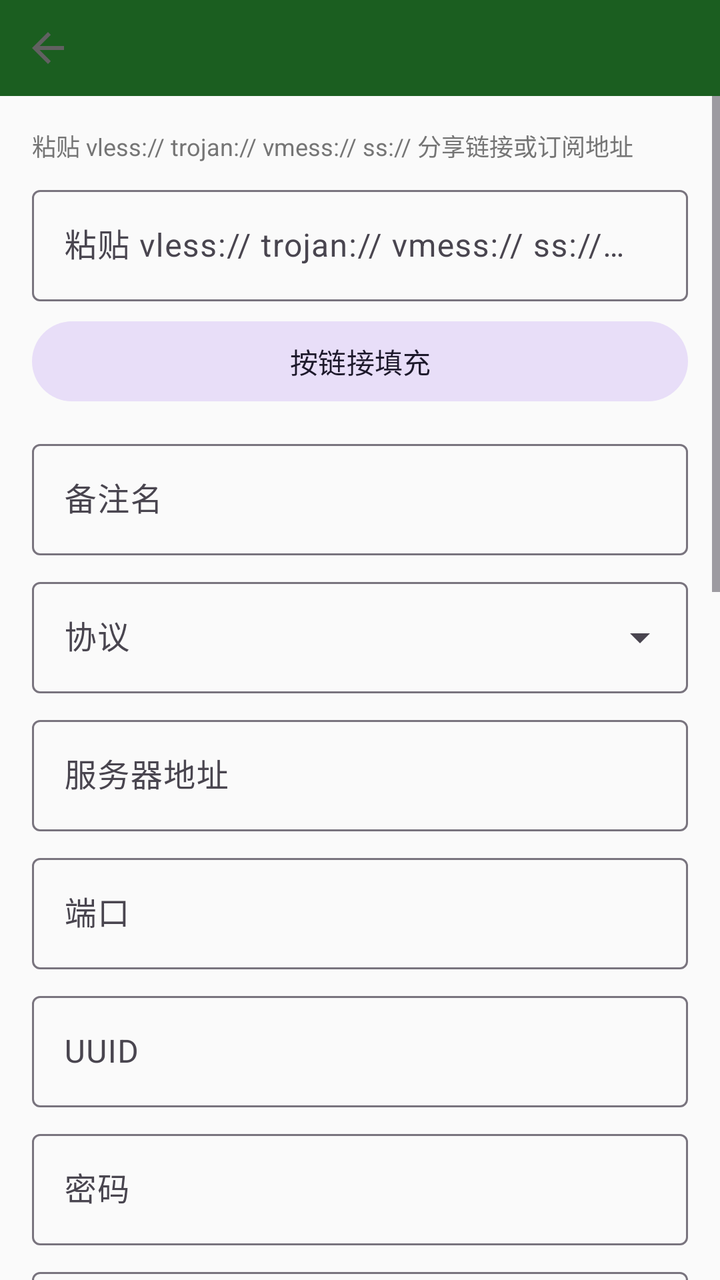
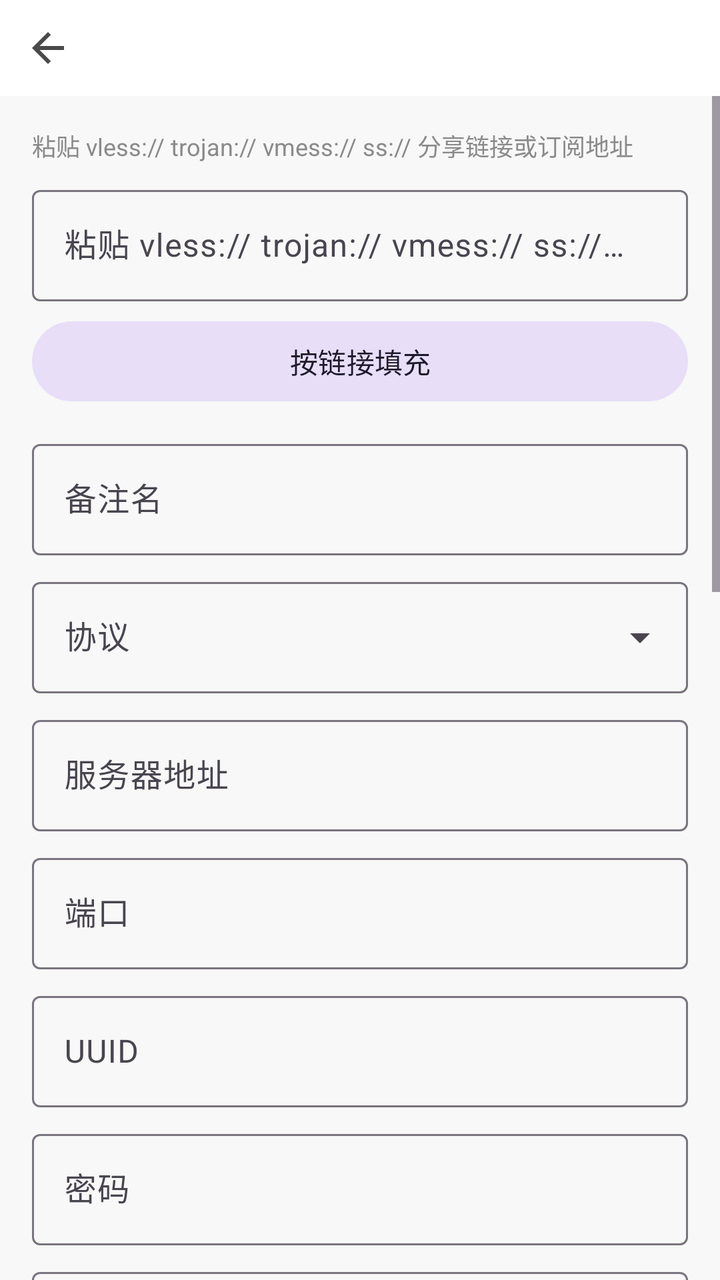

Before-and-after screenshots of an Android layout around one commit, followed by the original layout XML and the change that was made.
<!-- AndroidManifest.xml: application theme Theme.ShadowBrowser -->
<!-- res/layout/fragment_node_edit.xml -->
<?xml version="1.0" encoding="utf-8"?>
<LinearLayout xmlns:android="http://schemas.android.com/apk/res/android"
    xmlns:app="http://schemas.android.com/apk/res-auto"
    android:layout_width="match_parent"
    android:layout_height="match_parent"
    android:orientation="vertical"
    android:background="@color/bg">

    <LinearLayout
        android:layout_width="match_parent"
        android:layout_height="wrap_content"
        android:orientation="horizontal"
        android:gravity="center_vertical"
        android:background="@color/primary">

        <ImageButton
            android:id="@+id/toolbarBack"
            android:layout_width="48dp"
            android:layout_height="48dp"
            android:src="@drawable/ic_back"
            android:background="?attr/selectableItemBackgroundBorderless"
            android:contentDescription="@string/back" />

        <TextView
            android:id="@+id/toolbarTitle"
            android:layout_width="0dp"
            android:layout_height="wrap_content"
            android:layout_weight="1"
            android:textColor="#FFFFFF"
            android:textSize="16sp"
            android:padding="8dp" />
    </LinearLayout>

    <ScrollView
        android:layout_width="match_parent"
        android:layout_height="0dp"
        android:layout_weight="1"
        android:fillViewport="true">

        <LinearLayout
            android:layout_width="match_parent"
            android:layout_height="wrap_content"
            android:orientation="vertical"
            android:padding="16dp">

            <TextView
                android:layout_width="wrap_content"
                android:layout_height="wrap_content"
                android:text="@string/paste_link_hint"
                android:textColor="@color/text_secondary"
                android:textSize="12sp" />

            <com.google.android.material.textfield.TextInputLayout
                style="@style/Widget.Material3.TextInputLayout.OutlinedBox"
                android:layout_width="match_parent"
                android:layout_height="wrap_content"
                android:layout_marginTop="8dp"
                android:hint="@string/paste_link_hint">

                <com.google.android.material.textfield.TextInputEditText
                    android:id="@+id/pasteLink"
                    android:layout_width="match_parent"
                    android:layout_height="wrap_content"
                    android:inputType="textUri"
                    android:singleLine="true" />
            </com.google.android.material.textfield.TextInputLayout>

            <com.google.android.material.button.MaterialButton
                android:id="@+id/btnFillLink"
                style="@style/Widget.Material3.Button.TonalButton"
                android:layout_width="match_parent"
                android:layout_height="wrap_content"
                android:layout_marginTop="6dp"
                android:text="@string/m_fill_link" />

            <com.google.android.material.textfield.TextInputLayout
                style="@style/Widget.Material3.TextInputLayout.OutlinedBox"
                android:layout_width="match_parent"
                android:layout_height="wrap_content"
                android:layout_marginTop="12dp"
                android:hint="@string/node_remark">

                <com.google.android.material.textfield.TextInputEditText
                    android:id="@+id/etRemark"
                    android:layout_width="match_parent"
                    android:layout_height="wrap_content" />
            </com.google.android.material.textfield.TextInputLayout>

            <com.google.android.material.textfield.TextInputLayout
                style="@style/Widget.Material3.TextInputLayout.OutlinedBox.ExposedDropdownMenu"
                android:layout_width="match_parent"
                android:layout_height="wrap_content"
                android:layout_marginTop="8dp"
                android:hint="@string/node_protocol">

                <com.google.android.material.textfield.MaterialAutoCompleteTextView
                    android:id="@+id/spProtocol"
                    android:layout_width="match_parent"
                    android:layout_height="wrap_content"
                    android:inputType="none" />
            </com.google.android.material.textfield.TextInputLayout>

            <com.google.android.material.textfield.TextInputLayout
                style="@style/Widget.Material3.TextInputLayout.OutlinedBox"
                android:layout_width="match_parent"
                android:layout_height="wrap_content"
                android:layout_marginTop="8dp"
                android:hint="@string/node_address">

                <com.google.android.material.textfield.TextInputEditText
                    android:id="@+id/etAddress"
                    android:layout_width="match_parent"
                    android:layout_height="wrap_content"
                    android:inputType="textUri" />
            </com.google.android.material.textfield.TextInputLayout>

            <com.google.android.material.textfield.TextInputLayout
                style="@style/Widget.Material3.TextInputLayout.OutlinedBox"
                android:layout_width="match_parent"
                android:layout_height="wrap_content"
                android:layout_marginTop="8dp"
                android:hint="@string/node_port">

                <com.google.android.material.textfield.TextInputEditText
                    android:id="@+id/etPort"
                    android:layout_width="match_parent"
                    android:layout_height="wrap_content"
                    android:inputType="number" />
            </com.google.android.material.textfield.TextInputLayout>

            <com.google.android.material.textfield.TextInputLayout
                style="@style/Widget.Material3.TextInputLayout.OutlinedBox"
                android:layout_width="match_parent"
                android:layout_height="wrap_content"
                android:layout_marginTop="8dp"
                android:hint="@string/node_uuid">

                <com.google.android.material.textfield.TextInputEditText
                    android:id="@+id/etUuid"
                    android:layout_width="match_parent"
                    android:layout_height="wrap_content" />
            </com.google.android.material.textfield.TextInputLayout>

            <com.google.android.material.textfield.TextInputLayout
                style="@style/Widget.Material3.TextInputLayout.OutlinedBox"
                android:layout_width="match_parent"
                android:layout_height="wrap_content"
                android:layout_marginTop="8dp"
                android:hint="@string/node_password">

                <com.google.android.material.textfield.TextInputEditText
                    android:id="@+id/etPassword"
                    android:layout_width="match_parent"
                    android:layout_height="wrap_content"
                    android:inputType="textPassword" />
            </com.google.android.material.textfield.TextInputLayout>

            <com.google.android.material.textfield.TextInputLayout
                style="@style/Widget.Material3.TextInputLayout.OutlinedBox"
                android:layout_width="match_parent"
                android:layout_height="wrap_content"
                android:layout_marginTop="8dp"
                android:hint="@string/node_method">

                <com.google.android.material.textfield.TextInputEditText
                    android:id="@+id/etMethod"
                    android:layout_width="match_parent"
                    android:layout_height="wrap_content" />
            </com.google.android.material.textfield.TextInputLayout>

            <com.google.android.material.textfield.TextInputLayout
                style="@style/Widget.Material3.TextInputLayout.OutlinedBox.ExposedDropdownMenu"
                android:layout_width="match_parent"
                android:layout_height="wrap_content"
                android:layout_marginTop="8dp"
                android:hint="@string/node_network">

                <com.google.android.material.textfield.MaterialAutoCompleteTextView
                    android:id="@+id/spNetwork"
                    android:layout_width="match_parent"
                    android:layout_height="wrap_content"
                    android:inputType="none" />
            </com.google.android.material.textfield.TextInputLayout>

            <com.google.android.material.textfield.TextInputLayout
                style="@style/Widget.Material3.TextInputLayout.OutlinedBox.ExposedDropdownMenu"
                android:layout_width="match_parent"
                android:layout_height="wrap_content"
                android:layout_marginTop="8dp"
                android:hint="@string/node_tls">

                <com.google.android.material.textfield.MaterialAutoCompleteTextView
                    android:id="@+id/spTls"
                    android:layout_width="match_parent"
                    android:layout_height="wrap_content"
                    android:inputType="none" />
            </com.google.android.material.textfield.TextInputLayout>

            <com.google.android.material.textfield.TextInputLayout
                style="@style/Widget.Material3.TextInputLayout.OutlinedBox.ExposedDropdownMenu"
                android:layout_width="match_parent"
                android:layout_height="wrap_content"
                android:layout_marginTop="8dp"
                android:hint="@string/node_security">

                <com.google.android.material.textfield.MaterialAutoCompleteTextView
                    android:id="@+id/spSecurity"
                    android:layout_width="match_parent"
                    android:layout_height="wrap_content"
                    android:inputType="none" />
            </com.google.android.material.textfield.TextInputLayout>

            <com.google.android.material.textfield.TextInputLayout
                style="@style/Widget.Material3.TextInputLayout.OutlinedBox"
                android:layout_width="match_parent"
                android:layout_height="wrap_content"
                android:layout_marginTop="8dp"
                android:hint="@string/node_service">

                <com.google.android.material.textfield.TextInputEditText
                    android:id="@+id/etService"
                    android:layout_width="match_parent"
                    android:layout_height="wrap_content" />
            </com.google.android.material.textfield.TextInputLayout>

            <com.google.android.material.textfield.TextInputLayout
                style="@style/Widget.Material3.TextInputLayout.OutlinedBox"
                android:layout_width="match_parent"
                android:layout_height="wrap_content"
                android:layout_marginTop="8dp"
                android:hint="@string/node_sni">

                <com.google.android.material.textfield.TextInputEditText
                    android:id="@+id/etSni"
                    android:layout_width="match_parent"
                    android:layout_height="wrap_content" />
            </com.google.android.material.textfield.TextInputLayout>

            <com.google.android.material.textfield.TextInputLayout
                style="@style/Widget.Material3.TextInputLayout.OutlinedBox"
                android:layout_width="match_parent"
                android:layout_height="wrap_content"
                android:layout_marginTop="8dp"
                android:hint="@string/node_host">

                <com.google.android.material.textfield.TextInputEditText
                    android:id="@+id/etHost"
                    android:layout_width="match_parent"
                    android:layout_height="wrap_content" />
            </com.google.android.material.textfield.TextInputLayout>

            <com.google.android.material.textfield.TextInputLayout
                style="@style/Widget.Material3.TextInputLayout.OutlinedBox"
                android:layout_width="match_parent"
                android:layout_height="wrap_content"
                android:layout_marginTop="8dp"
                android:hint="@string/node_path">

                <com.google.android.material.textfield.TextInputEditText
                    android:id="@+id/etPath"
                    android:layout_width="match_parent"
                    android:layout_height="wrap_content" />
            </com.google.android.material.textfield.TextInputLayout>

            <com.google.android.material.textfield.TextInputLayout
                style="@style/Widget.Material3.TextInputLayout.OutlinedBox"
                android:layout_width="match_parent"
                android:layout_height="wrap_content"
                android:layout_marginTop="8dp"
                android:hint="@string/node_flow">

                <com.google.android.material.textfield.TextInputEditText
                    android:id="@+id/etFlow"
                    android:layout_width="match_parent"
                    android:layout_height="wrap_content" />
            </com.google.android.material.textfield.TextInputLayout>

            <com.google.android.material.textfield.TextInputLayout
                style="@style/Widget.Material3.TextInputLayout.OutlinedBox"
                android:layout_width="match_parent"
                android:layout_height="wrap_content"
                android:layout_marginTop="8dp"
                android:hint="@string/node_public_key">

                <com.google.android.material.textfield.TextInputEditText
                    android:id="@+id/etPublicKey"
                    android:layout_width="match_parent"
                    android:layout_height="wrap_content" />
            </com.google.android.material.textfield.TextInputLayout>

            <com.google.android.material.textfield.TextInputLayout
                style="@style/Widget.Material3.TextInputLayout.OutlinedBox"
                android:layout_width="match_parent"
                android:layout_height="wrap_content"
                android:layout_marginTop="8dp"
                android:hint="@string/node_short_id">

                <com.google.android.material.textfield.TextInputEditText
                    android:id="@+id/etShortId"
                    android:layout_width="match_parent"
                    android:layout_height="wrap_content" />
            </com.google.android.material.textfield.TextInputLayout>

            <LinearLayout
                android:layout_width="match_parent"
                android:layout_height="wrap_content"
                android:layout_marginTop="16dp"
                android:orientation="horizontal">

                <com.google.android.material.button.MaterialButton
                    android:id="@+id/btnCancel"
                    style="@style/Widget.Material3.Button.OutlinedButton"
                    android:layout_width="0dp"
                    android:layout_height="wrap_content"
                    android:layout_weight="1"
                    android:text="@string/cancel" />

                <com.google.android.material.button.MaterialButton
                    android:id="@+id/btnSave"
                    android:layout_width="0dp"
                    android:layout_height="wrap_content"
                    android:layout_weight="1"
                    android:layout_marginStart="12dp"
                    android:text="@string/save" />
            </LinearLayout>
        </LinearLayout>
    </ScrollView>
</LinearLayout>
<!-- resources referenced by this layout -->
<resources>
  <color name="bg">#FAFAFA</color>
  <color name="primary">#1B5E20</color>
  <color name="text_secondary">#757575</color>
  <!-- drawable ic_back (drawable) -->
  <?xml version="1.0" encoding="utf-8"?>
  <vector xmlns:android="http://schemas.android.com/apk/res/android"
      android:width="24dp" android:height="24dp"
      android:viewportWidth="24" android:viewportHeight="24">
      <path android:fillColor="#616161" android:pathData="M20,11H7.83l5.59,-5.59L12,4l-8,8 8,8 1.41,-1.41L7.83,13H20v-2z"/>
  </vector>
  <string name="back">后退</string>
  <string name="cancel">取消</string>
  <string name="m_fill_link">按链接填充</string>
  <string name="node_address">服务器地址</string>
  <string name="node_flow">Flow(可选)</string>
  <string name="node_host">Host(WS)</string>
  <string name="node_method">Method(SS)</string>
  <string name="node_network">传输方式</string>
  <string name="node_password">密码</string>
  <string name="node_path">路径 Path</string>
  <string name="node_port">端口</string>
  <string name="node_protocol">协议</string>
  <string name="node_public_key">Reality PublicKey(可选)</string>
  <string name="node_remark">备注名</string>
  <string name="node_security">加密方式</string>
  <string name="node_service">ServiceName(gRPC)</string>
  <string name="node_short_id">Reality ShortId(可选)</string>
  <string name="node_sni">SNI / ServerName</string>
  <string name="node_tls">TLS 类型</string>
  <string name="node_uuid">UUID</string>
  <string name="paste_link_hint">粘贴 vless:// trojan:// vmess:// ss:// 分享链接或订阅地址</string>
  <string name="save">保存</string>
  <style name="Theme.ShadowBrowser" parent="Theme.Material3.DayNight.NoActionBar">
          <item name="colorPrimary">@color/primary</item>
          <item name="colorOnPrimary">#FFFFFF</item>
          <item name="colorSecondary">@color/accent</item>
          <item name="android:statusBarColor">@color/primary_dark</item>
          <item name="android:windowBackground">@color/bg</item>
      </style>
  <color name="accent">#66BB6A</color>
  <color name="primary_dark">#0D3C10</color>
</resources>

<!-- the commit's change to res/layout/fragment_node_edit.xml (unified diff, before → after) -->
@@ -11,13 +11,14 @@
         android:layout_height="wrap_content"
         android:orientation="horizontal"
         android:gravity="center_vertical"
-        android:background="@color/primary">
+        android:background="@color/surface">
 
         <ImageButton
             android:id="@+id/toolbarBack"
             android:layout_width="48dp"
             android:layout_height="48dp"
             android:src="@drawable/ic_back"
+            android:tint="@color/icon_tint"
             android:background="?attr/selectableItemBackgroundBorderless"
             android:contentDescription="@string/back" />
 
@@ -26,7 +27,7 @@
             android:layout_width="0dp"
             android:layout_height="wrap_content"
             android:layout_weight="1"
-            android:textColor="#FFFFFF"
+            android:textColor="@color/text_primary"
             android:textSize="16sp"
             android:padding="8dp" />
     </LinearLayout>
<!-- resource entries referenced after the edit -->
@@ -1,8 +1,11 @@
 <!-- resources referenced by this layout -->
 <resources>
-  <color name="bg">#FAFAFA</color>
-  <color name="primary">#1B5E20</color>
-  <color name="text_secondary">#757575</color>
+  <color name="bg">#F7F8F7</color>
+  <color name="icon_tint">#4A4A4A</color>
+  <color name="surface">#FFFFFF</color>
+  <color name="text_primary">#212121</color>
+  <color name="primary">#2E7D32</color>
+  <color name="text_secondary">#8A8A8A</color>
   <!-- drawable ic_back (drawable) -->
   <?xml version="1.0" encoding="utf-8"?>
   <vector xmlns:android="http://schemas.android.com/apk/res/android"
@@ -36,10 +39,12 @@
           <item name="colorPrimary">@color/primary</item>
           <item name="colorOnPrimary">#FFFFFF</item>
           <item name="colorSecondary">@color/accent</item>
-          <item name="android:statusBarColor">@color/primary_dark</item>
+          <item name="colorSurface">@color/surface</item>
+          <item name="colorOnSurface">@color/text_primary</item>
+          <item name="android:statusBarColor">@color/surface</item>
+          <item name="android:windowLightStatusBar">true</item>
           <item name="android:windowBackground">@color/bg</item>
       </style>
-  <color name="accent">#66BB6A</color>
-  <color name="primary_dark">#0D3C10</color>
+  <color name="accent">#43A047</color>
 </resources>
 
